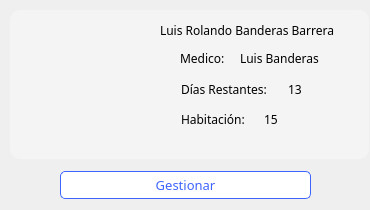
This is hospital-Core/Widgets/Recepcionista/recepcionista_tarjeta_internados.ui in MrDanielG/Hospital-SCRUM as Qt 5 draws it before an edit. The edited form follows.
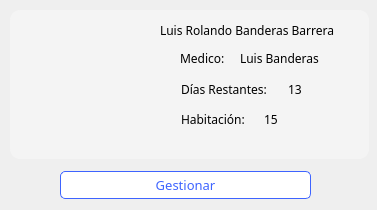
This is the edited form. Icons and pictures are not drawn.

The edit to the form file:
```diff
--- a/hospital-Core/Widgets/Recepcionista/recepcionista_tarjeta_internados.ui
+++ b/hospital-Core/Widgets/Recepcionista/recepcionista_tarjeta_internados.ui
@@ -6,7 +6,7 @@
    <rect>
     <x>0</x>
     <y>0</y>
-    <width>370</width>
+    <width>377</width>
     <height>210</height>
    </rect>
   </property>
```
